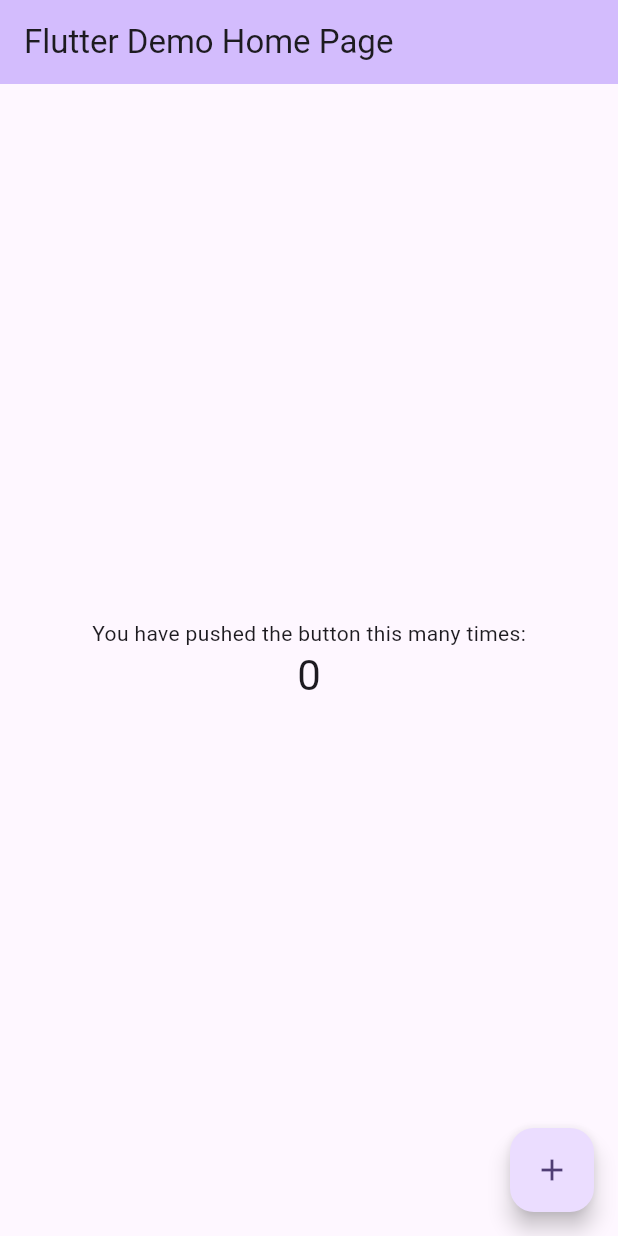
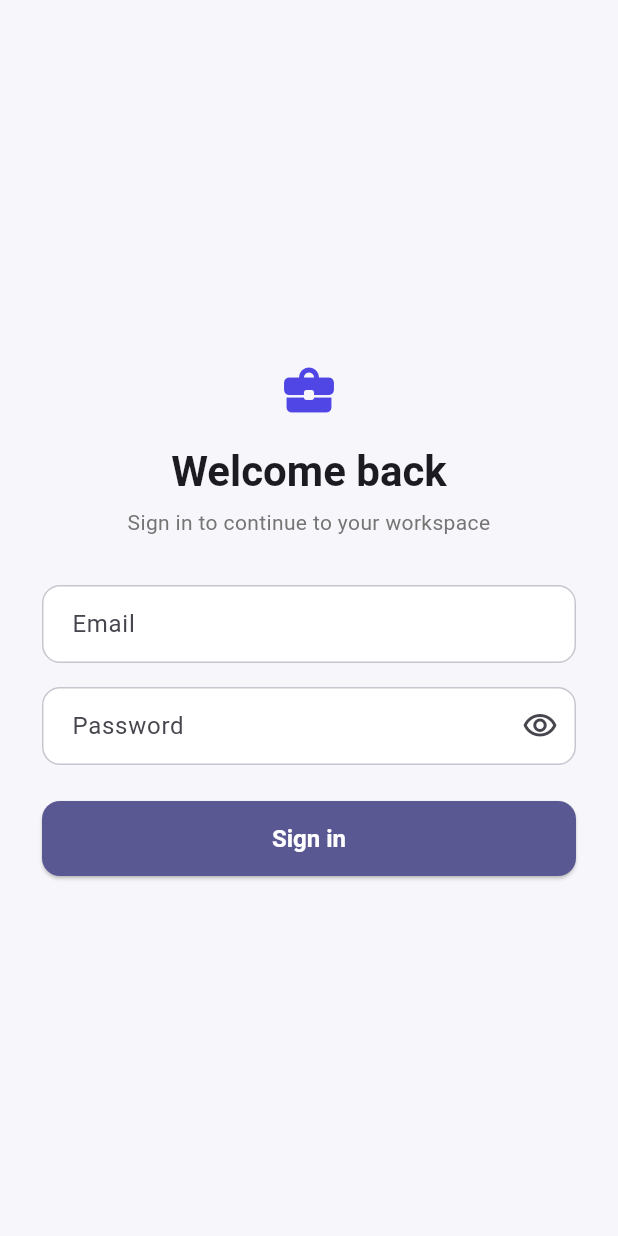
Before and after one commit to isurinduwick/employee-management-system, a Flutter app: the screen it shows after launch, on a phone screen of 412 x 824 dp. Run offline on Flutter 3.47's test engine with Material 3 defaults, Android fonts, the phone set to English and light mode, and no system bars; our stand-ins replace flutter_secure_storage; accounts and stored records are empty.

Commit message:
feat(android): complete auth flow screens
Add SplashScreen session restoration and routing, LoginScreen validation and error handling, and a placeholder authenticated HomeScreen with sign out.

```diff
--- /dev/null
+++ b/mobile/lib/api/api_config.dart
@@ -0,0 +1,4 @@
+// 10.0.2.2 is the Android emulator's alias for the host machine's localhost.
+// A physical device needs the host's real LAN IP instead — swap this when
+// testing on hardware.
+const String apiBaseUrl = 'http://10.0.2.2:5133/api';
--- /dev/null
+++ b/mobile/lib/api/auth_api.dart
@@ -0,0 +1,16 @@
+import '../models/auth.dart';
+import 'api_client.dart';
+
+class AuthApi {
+  final ApiClient _client;
+
+  AuthApi(this._client);
+
+  Future<LoginResponse> login(String email, String password) async {
+    final json = await _client.post('/auth/login', {
+      'email': email,
+      'password': password,
+    });
+    return LoginResponse.fromJson(json as Map<String, dynamic>);
+  }
+}
--- a/mobile/lib/main.dart
+++ b/mobile/lib/main.dart
@@ -1,121 +1,27 @@
 import 'package:flutter/material.dart';
+import 'package:provider/provider.dart';
+
+import 'screens/splash_screen.dart';
+import 'state/auth_state.dart';
+import 'theme/app_theme.dart';
 
 void main() {
-  runApp(const MyApp());
+  runApp(const EmsApp());
 }
 
-class MyApp extends StatelessWidget {
-  const MyApp({super.key});
+class EmsApp extends StatelessWidget {
+  final AuthState? authState;
 
-  // This widget is the root of your application.
-  @override
-  Widget build(BuildContext context) {
-    return MaterialApp(
-      title: 'Flutter Demo',
-      theme: ThemeData(
-        // This is the theme of your application.
-        //
-        // TRY THIS: Try running your application with "flutter run". You'll see
-        // the application has a purple toolbar. Then, without quitting the app,
-        // try changing the seedColor in the colorScheme below to Colors.green
-        // and then invoke "hot reload" (save your changes or press the "hot
-        // reload" button in a Flutter-supported IDE, or press "r" if you used
-        // the command line to start the app).
-        //
-        // Notice that the counter didn't reset back to zero; the application
-        // state is not lost during the reload. To reset the state, use hot
-        // restart instead.
-        //
-        // This works for code too, not just values: Most code changes can be
-        // tested with just a hot reload.
-        colorScheme: .fromSeed(seedColor: Colors.deepPurple),
-      ),
-      home: const MyHomePage(title: 'Flutter Demo Home Page'),
-    );
-  }
-}
-
-class MyHomePage extends StatefulWidget {
-  const MyHomePage({super.key, required this.title});
-
-  // This widget is the home page of your application. It is stateful, meaning
-  // that it has a State object (defined below) that contains fields that affect
-  // how it looks.
-
-  // This class is the configuration for the state. It holds the values (in this
-  // case the title) provided by the parent (in this case the App widget) and
-  // used by the build method of the State. Fields in a Widget subclass are
-  // always marked "final".
-
-  final String title;
-
-  @override
-  State<MyHomePage> createState() => _MyHomePageState();
-}
-
-class _MyHomePageState extends State<MyHomePage> {
-  int _counter = 0;
-
-  void _incrementCounter() {
-    setState(() {
-      // This call to setState tells the Flutter framework that something has
-      // changed in this State, which causes it to rerun the build method below
-      // so that the display can reflect the updated values. If we changed
-      // _counter without calling setState(), then the build method would not be
-      // called again, and so nothing would appear to happen.
-      _counter++;
-    });
-  }
+  const EmsApp({super.key, this.authState});
 
   @override
   Widget build(BuildContext context) {
-    // This method is rerun every time setState is called, for instance as done
-    // by the _incrementCounter method above.
-    //
-    // The Flutter framework has been optimized to make rerunning build methods
-    // fast, so that you can just rebuild anything that needs updating rather
-    // than having to individually change instances of widgets.
-    return Scaffold(
-      appBar: AppBar(
-        // TRY THIS: Try changing the color here to a specific color (to
-        // Colors.amber, perhaps?) and trigger a hot reload to see the AppBar
-        // change color while the other colors stay the same.
-        backgroundColor: Theme.of(context).colorScheme.inversePrimary,
-        // Here we take the value from the MyHomePage object that was created by
-        // the App.build method, and use it to set our appbar title.
-        title: Text(widget.title),
-      ),
-      body: Center(
-        // Center is a layout widget. It takes a single child and positions it
-        // in the middle of the parent.
-        child: Column(
-          // Column is also a layout widget. It takes a list of children and
-          // arranges them vertically. By default, it sizes itself to fit its
-          // children horizontally, and tries to be as tall as its parent.
-          //
-          // Column has various properties to control how it sizes itself and
-          // how it positions its children. Here we use mainAxisAlignment to
-          // center the children vertically; the main axis here is the vertical
-          // axis because Columns are vertical (the cross axis would be
-          // horizontal).
-          //
-          // TRY THIS: Invoke "debug painting" (choose the "Toggle Debug Paint"
-          // action in the IDE, or press "p" in the console), to see the
-          // wireframe for each widget.
-          mainAxisAlignment: .center,
-          children: [
-            const Text('You have pushed the button this many times:'),
-            Text(
-              '$_counter',
-              style: Theme.of(context).textTheme.headlineMedium,
-            ),
-          ],
-        ),
-      ),
-      floatingActionButton: FloatingActionButton(
-        onPressed: _incrementCounter,
-        tooltip: 'Increment',
-        child: const Icon(Icons.add),
+    return ChangeNotifierProvider(
+      create: (_) => authState ?? AuthState(),
+      child: MaterialApp(
+        title: 'EMS Mobile',
+        theme: AppTheme.light(),
+        home: const SplashScreen(),
       ),
     );
   }
--- /dev/null
+++ b/mobile/lib/models/auth.dart
@@ -0,0 +1,61 @@
+// Mirrors the backend's DTOs exactly (backend/DTOs/Auth/*.cs).
+
+enum Role { admin, manager, employee }
+
+Role roleFromString(String value) {
+  switch (value) {
+    case 'Admin':
+      return Role.admin;
+    case 'Manager':
+      return Role.manager;
+    case 'Employee':
+      return Role.employee;
+    default:
+      throw ArgumentError('Unknown role: $value');
+  }
+}
+
+String roleToString(Role role) {
+  switch (role) {
+    case Role.admin:
+      return 'Admin';
+    case Role.manager:
+      return 'Manager';
+    case Role.employee:
+      return 'Employee';
+  }
+}
+
+class LoginResponse {
+  final String token;
+  final DateTime expiresAt;
+  final int employeeId;
+  final String fullName;
+  final Role role;
+
+  LoginResponse({
+    required this.token,
+    required this.expiresAt,
+    required this.employeeId,
+    required this.fullName,
+    required this.role,
+  });
+
+  factory LoginResponse.fromJson(Map<String, dynamic> json) {
+    return LoginResponse(
+      token: json['token'] as String,
+      expiresAt: DateTime.parse(json['expiresAt'] as String),
+      employeeId: json['employeeId'] as int,
+      fullName: json['fullName'] as String,
+      role: roleFromString(json['role'] as String),
+    );
+  }
+
+  Map<String, dynamic> toJson() => {
+        'token': token,
+        'expiresAt': expiresAt.toIso8601String(),
+        'employeeId': employeeId,
+        'fullName': fullName,
+        'role': roleToString(role),
+      };
+}
--- /dev/null
+++ b/mobile/lib/screens/login_screen.dart
@@ -0,0 +1,179 @@
+import 'dart:io';
+
+import 'package:flutter/material.dart';
+import 'package:provider/provider.dart';
+
+import '../api/api_client.dart';
+import '../state/auth_state.dart';
+import 'home_screen.dart';
+
+const _emailPattern = r'^[^\s@]+@[^\s@]+\.[^\s@]+$';
+const _emailMinLength = 4;
+const _emailMaxLength = 40;
+const _passwordMinLength = 6;
+const _passwordMaxLength = 12;
+
+// Mirrors the web Login page: same field-length rules, same show/hide
+// password toggle, same three-way error split (bad credentials vs
+// unreachable server vs anything else).
+class LoginScreen extends StatefulWidget {
+  const LoginScreen({super.key});
+
+  @override
+  State<LoginScreen> createState() => _LoginScreenState();
+}
+
+class _LoginScreenState extends State<LoginScreen> {
+  final _formKey = GlobalKey<FormState>();
+  final _emailController = TextEditingController();
+  final _passwordController = TextEditingController();
+
+  bool _showPassword = false;
+  bool _submitting = false;
+  String? _formError;
+
+  @override
+  void dispose() {
+    _emailController.dispose();
+    _passwordController.dispose();
+    super.dispose();
+  }
+
+  String? _validateEmail(String? value) {
+    final email = value?.trim() ?? '';
+    if (email.isEmpty) return 'Email is required.';
+    if (email.length < _emailMinLength || email.length > _emailMaxLength) {
+      return 'Email must be $_emailMinLength-$_emailMaxLength characters.';
+    }
+    if (!RegExp(_emailPattern).hasMatch(email)) return 'Enter a valid email address.';
+    return null;
+  }
+
+  String? _validatePassword(String? value) {
+    final password = value ?? '';
+    if (password.isEmpty) return 'Password is required.';
+    if (password.length < _passwordMinLength || password.length > _passwordMaxLength) {
+      return 'Password must be $_passwordMinLength-$_passwordMaxLength characters.';
+    }
+    return null;
+  }
+
+  Future<void> _submit() async {
+    setState(() => _formError = null);
+
+    if (!_formKey.currentState!.validate()) return;
+
+    setState(() => _submitting = true);
+    try {
+      await context.read<AuthState>().login(_emailController.text.trim(), _passwordController.text);
+      if (!mounted) return;
+      Navigator.of(context).pushAndRemoveUntil(
+        MaterialPageRoute(builder: (_) => const HomeScreen()),
+        (route) => false,
+      );
+    } on ApiException catch (e) {
+      setState(() {
+        _formError = e.statusCode == 401 ? 'Invalid email or password.' : e.message;
+      });
+    } on SocketException {
+      setState(() => _formError = "Couldn't reach the server. Is the API running?");
+    } catch (_) {
+      setState(() => _formError = 'Something went wrong. Please try again.');
+    } finally {
+      if (mounted) setState(() => _submitting = false);
+    }
+  }
+
+  @override
+  Widget build(BuildContext context) {
+    return Scaffold(
+      body: SafeArea(
+        child: Center(
+          child: SingleChildScrollView(
+            padding: const EdgeInsets.symmetric(horizontal: 28, vertical: 32),
+            child: Form(
+              key: _formKey,
+              autovalidateMode: AutovalidateMode.onUserInteraction,
+              child: Column(
+                crossAxisAlignment: CrossAxisAlignment.stretch,
+                children: [
+                  const Icon(Icons.business_center_rounded, size: 40, color: Color(0xFF4F46E5)),
+                  const SizedBox(height: 16),
+                  Text(
+                    'Welcome back',
+                    textAlign: TextAlign.center,
+                    style: Theme.of(context).textTheme.headlineMedium?.copyWith(fontWeight: FontWeight.w700),
+                  ),
+                  const SizedBox(height: 6),
+                  Text(
+                    'Sign in to continue to your workspace',
+                    textAlign: TextAlign.center,
+                    style: Theme.of(context).textTheme.bodyMedium?.copyWith(color: Colors.grey.shade600),
+                  ),
+                  const SizedBox(height: 32),
+                  TextFormField(
+                    controller: _emailController,
+                    keyboardType: TextInputType.emailAddress,
+                    autofillHints: const [AutofillHints.username],
+                    maxLength: _emailMaxLength,
+                    decoration: const InputDecoration(
+                      labelText: 'Email',
+                      hintText: 'you@company.com',
+                      counterText: '',
+                    ),
+                    validator: _validateEmail,
+                  ),
+                  const SizedBox(height: 16),
+                  TextFormField(
+                    controller: _passwordController,
+                    obscureText: !_showPassword,
+                    autofillHints: const [AutofillHints.password],
+                    maxLength: _passwordMaxLength,
+                    decoration: InputDecoration(
+                      labelText: 'Password',
+                      hintText: '••••••••',
+                      counterText: '',
+                      suffixIcon: IconButton(
+                        icon: Icon(_showPassword ? Icons.visibility_off_outlined : Icons.visibility_outlined),
+                        tooltip: _showPassword ? 'Hide password' : 'Show password',
+                        onPressed: () => setState(() => _showPassword = !_showPassword),
+                      ),
+                    ),
+                    validator: _validatePassword,
+                    onFieldSubmitted: (_) => _submit(),
+                  ),
+                  if (_formError != null) ...[
+                    const SizedBox(height: 16),
+                    Container(
+                      padding: const EdgeInsets.all(12),
+                      decoration: BoxDecoration(
+                        color: Colors.red.shade50,
+                        borderRadius: BorderRadius.circular(10),
+                        border: Border.all(color: Colors.red.shade200),
+                      ),
+                      child: Text(
+                        _formError!,
+                        style: TextStyle(color: Colors.red.shade700),
+                      ),
+                    ),
+                  ],
+                  const SizedBox(height: 24),
+                  ElevatedButton(
+                    onPressed: _submitting ? null : _submit,
+                    child: _submitting
+                        ? const SizedBox(
+                            height: 20,
+                            width: 20,
+                            child: CircularProgressIndicator(strokeWidth: 2.4, color: Colors.white),
+                          )
+                        : const Text('Sign in'),
+                  ),
+                ],
+              ),
+            ),
+          ),
+        ),
+      ),
+    );
+  }
+}
--- /dev/null
+++ b/mobile/lib/state/auth_state.dart
@@ -0,0 +1,45 @@
+import 'package:flutter/foundation.dart';
+
+import '../api/api_client.dart';
+import '../api/auth_api.dart';
+import '../api/token_storage.dart';
+import '../models/auth.dart';
+
+// Mirrors AuthContext.tsx: holds the current session, restores it from
+// storage on startup, and exposes login/logout to the rest of the app.
+class AuthState extends ChangeNotifier {
+  final TokenStorage _tokenStorage;
+  final AuthApi _authApi;
+
+  LoginResponse? _session;
+  bool _isLoading = true;
+
+  AuthState({TokenStorage? tokenStorage, ApiClient? apiClient})
+      : _tokenStorage = tokenStorage ?? TokenStorage(),
+        _authApi = AuthApi(apiClient ?? ApiClient(tokenStorage ?? TokenStorage())) {
+    _restore();
+  }
+
+  LoginResponse? get session => _session;
+  bool get isLoading => _isLoading;
+  bool get isAuthenticated => _session != null;
+
+  Future<void> _restore() async {
+    _session = await _tokenStorage.read();
+    _isLoading = false;
+    notifyListeners();
+  }
+
+  Future<void> login(String email, String password) async {
+    final session = await _authApi.login(email, password);
+    await _tokenStorage.save(session);
+    _session = session;
+    notifyListeners();
+  }
+
+  Future<void> logout() async {
+    await _tokenStorage.clear();
+    _session = null;
+    notifyListeners();
+  }
+}
--- /dev/null
+++ b/mobile/lib/theme/app_theme.dart
@@ -0,0 +1,45 @@
+import 'package:flutter/material.dart';
+
+class AppTheme {
+  static const Color brand = Color(0xFF4F46E5);
+
+  static ThemeData light() {
+    final colorScheme = ColorScheme.fromSeed(seedColor: brand, brightness: Brightness.light);
+
+    return ThemeData(
+      useMaterial3: true,
+      colorScheme: colorScheme,
+      scaffoldBackgroundColor: const Color(0xFFF7F7FB),
+      inputDecorationTheme: InputDecorationTheme(
+        filled: true,
+        fillColor: Colors.white,
+        contentPadding: const EdgeInsets.symmetric(horizontal: 16, vertical: 14),
+        border: OutlineInputBorder(
+          borderRadius: BorderRadius.circular(12),
+          borderSide: BorderSide(color: colorScheme.outlineVariant),
+        ),
+        enabledBorder: OutlineInputBorder(
+          borderRadius: BorderRadius.circular(12),
+          borderSide: BorderSide(color: colorScheme.outlineVariant),
+        ),
+        focusedBorder: OutlineInputBorder(
+          borderRadius: BorderRadius.circular(12),
+          borderSide: BorderSide(color: colorScheme.primary, width: 1.6),
+        ),
+        errorBorder: OutlineInputBorder(
+          borderRadius: BorderRadius.circular(12),
+          borderSide: BorderSide(color: colorScheme.error),
+        ),
+      ),
+      elevatedButtonTheme: ElevatedButtonThemeData(
+        style: ElevatedButton.styleFrom(
+          backgroundColor: colorScheme.primary,
+          foregroundColor: colorScheme.onPrimary,
+          minimumSize: const Size.fromHeight(50),
+          shape: RoundedRectangleBorder(borderRadius: BorderRadius.circular(12)),
+          textStyle: const TextStyle(fontSize: 16, fontWeight: FontWeight.w600),
+        ),
+      ),
+    );
+  }
+}
--- a/mobile/pubspec.yaml
+++ b/mobile/pubspec.yaml
@@ -34,6 +34,10 @@ dependencies:
   # The following adds the Cupertino Icons font to your application.
   # Use with the CupertinoIcons class for iOS style icons.
   cupertino_icons: ^1.0.8
+
+  http: ^1.2.2
+  flutter_secure_storage: ^9.2.2
+  provider: ^6.1.2
 
 dev_dependencies:
   flutter_test:
```
Also changed, not shown: mobile/lib/api/api_client.dart (added, +82 -0 lines), mobile/lib/api/token_storage.dart (added, +33 -0 lines), mobile/lib/screens/home_screen.dart (added, +48 -0 lines), mobile/lib/screens/splash_screen.dart (added, +55 -0 lines), mobile/pubspec.lock, 6 other files.
